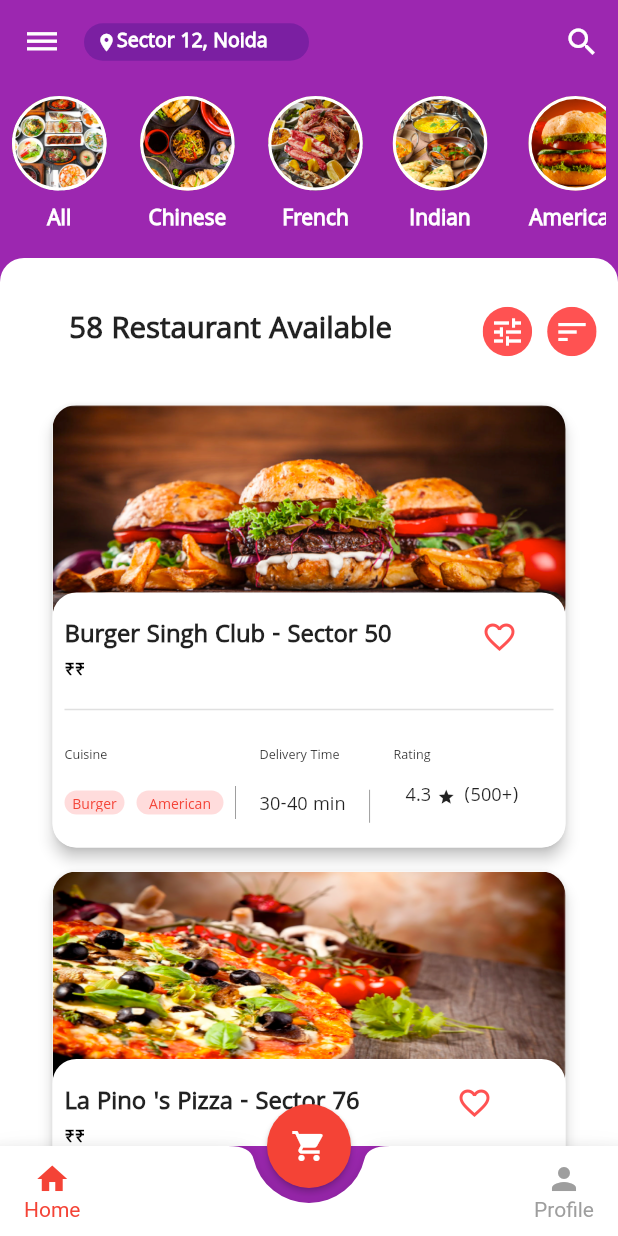
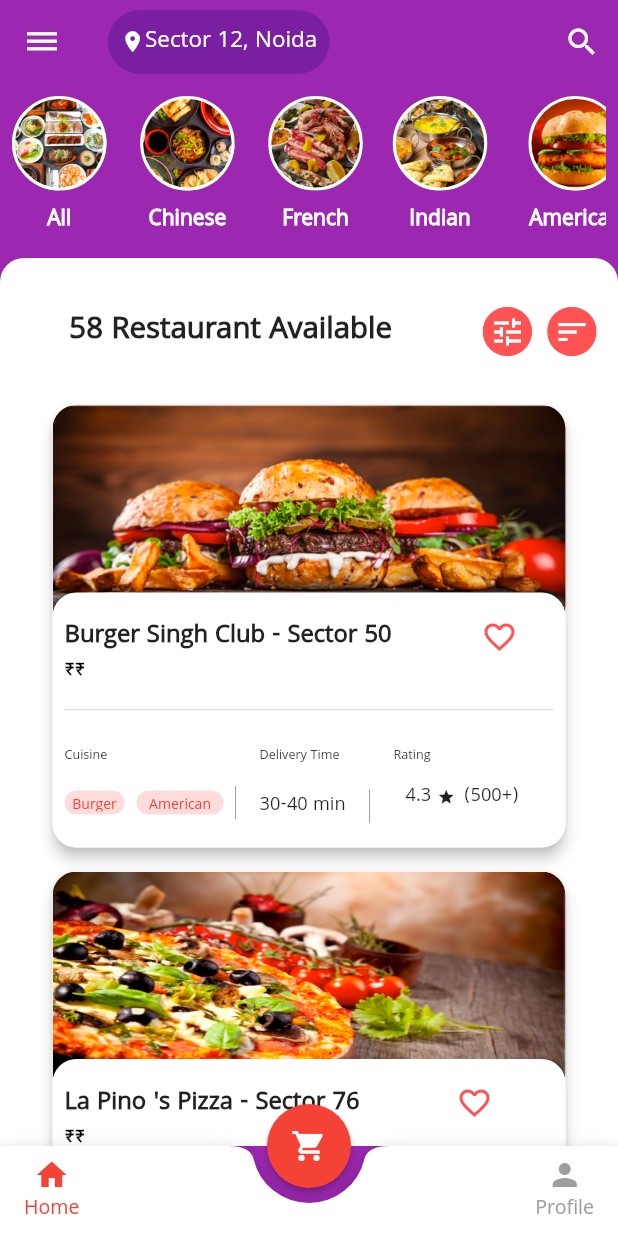
Before and after one commit to cagladogancay/flutter_food_delivery_ui, a Flutter app: the screen it shows after launch, on a phone screen of 412 x 824 dp. Run offline on Flutter 3.47's test engine with Material 2 defaults, Android fonts, the phone set to English and light mode, and no system bars.

Commit message:
appbar title convert to atomic title card widget

```diff
--- /dev/null
+++ b/lib/core/init/constants/app_constants.dart
@@ -0,0 +1 @@
+class AppConstants {}
--- /dev/null
+++ b/lib/core/init/constants/string_constants.dart
@@ -0,0 +1,4 @@
+class StringConstants {
+  // TODO: ALL STATIC TEXT Write here.
+  final foodHomeTitleText = "Sector 12, Noida";
+}
--- a/lib/core/init/themes/theme.dart
+++ b/lib/core/init/themes/theme.dart
@@ -1,6 +1,7 @@
 import 'package:flutter/material.dart';
 
 final ThemeData myTheme = ThemeData(
+  fontFamily: "Khula",
   primarySwatch: Colors.purple,
   brightness: Brightness.light,
   primaryColor: Color(0xff9c27b0),
@@ -67,55 +68,55 @@ final ThemeData myTheme = ThemeData(
     ),
   ),
   textTheme: TextTheme(
-    display4: TextStyle(
+    headline1: TextStyle(
       color: Color(0x8a000000),
       fontSize: null,
       fontWeight: FontWeight.w400,
       fontStyle: FontStyle.normal,
     ),
-    display3: TextStyle(
+    headline2: TextStyle(
       color: Color(0x8a000000),
       fontSize: null,
       fontWeight: FontWeight.w400,
       fontStyle: FontStyle.normal,
     ),
-    display2: TextStyle(
+    headline3: TextStyle(
       color: Color(0x8a000000),
       fontSize: null,
       fontWeight: FontWeight.w400,
       fontStyle: FontStyle.normal,
     ),
-    display1: TextStyle(
+    headline4: TextStyle(
       color: Color(0x8a000000),
       fontSize: null,
       fontWeight: FontWeight.w400,
       fontStyle: FontStyle.normal,
     ),
-    headline: TextStyle(
+    headline5: TextStyle(
       color: Color(0xdd000000),
       fontSize: null,
       fontWeight: FontWeight.w400,
       fontStyle: FontStyle.normal,
     ),
-    title: TextStyle(
+    headline6: TextStyle(
       color: Color(0xdd000000),
       fontSize: null,
       fontWeight: FontWeight.w400,
       fontStyle: FontStyle.normal,
     ),
-    subhead: TextStyle(
+    subtitle1: TextStyle(
       color: Color(0xdd000000),
       fontSize: null,
       fontWeight: FontWeight.w400,
       fontStyle: FontStyle.normal,
     ),
-    body2: TextStyle(
+    bodyText1: TextStyle(
       color: Color(0xdd000000),
       fontSize: null,
       fontWeight: FontWeight.w400,
       fontStyle: FontStyle.normal,
     ),
-    body1: TextStyle(
+    bodyText2: TextStyle(
       color: Color(0xdd000000),
       fontSize: null,
       fontWeight: FontWeight.w400,
@@ -133,7 +134,7 @@ final ThemeData myTheme = ThemeData(
       fontWeight: FontWeight.w400,
       fontStyle: FontStyle.normal,
     ),
-    subtitle: TextStyle(
+    subtitle2: TextStyle(
       color: Color(0xff000000),
       fontSize: null,
       fontWeight: FontWeight.w400,
@@ -147,55 +148,55 @@ final ThemeData myTheme = ThemeData(
     ),
   ),
   primaryTextTheme: TextTheme(
-    display4: TextStyle(
+    headline1: TextStyle(
       color: Color(0xb3ffffff),
       fontSize: null,
       fontWeight: FontWeight.w400,
       fontStyle: FontStyle.normal,
     ),
-    display3: TextStyle(
+    headline2: TextStyle(
       color: Color(0xb3ffffff),
       fontSize: null,
       fontWeight: FontWeight.w400,
       fontStyle: FontStyle.normal,
     ),
-    display2: TextStyle(
+    headline3: TextStyle(
       color: Color(0xb3ffffff),
       fontSize: null,
       fontWeight: FontWeight.w400,
       fontStyle: FontStyle.normal,
     ),
-    display1: TextStyle(
+    headline4: TextStyle(
       color: Color(0xb3ffffff),
       fontSize: null,
       fontWeight: FontWeight.w400,
       fontStyle: FontStyle.normal,
     ),
-    headline: TextStyle(
+    headline5: TextStyle(
       color: Color(0xffffffff),
       fontSize: null,
       fontWeight: FontWeight.w400,
       fontStyle: FontStyle.normal,
     ),
-    title: TextStyle(
+    headline6: TextStyle(
       color: Color(0xffffffff),
       fontSize: null,
       fontWeight: FontWeight.w400,
       fontStyle: FontStyle.normal,
     ),
-    subhead: TextStyle(
+    subtitle1: TextStyle(
       color: Color(0xffffffff),
       fontSize: null,
       fontWeight: FontWeight.w400,
       fontStyle: FontStyle.normal,
     ),
-    body2: TextStyle(
+    subtitle2: TextStyle(
       color: Color(0xffffffff),
       fontSize: null,
       fontWeight: FontWeight.w400,
       fontStyle: FontStyle.normal,
     ),
-    body1: TextStyle(
+    bodyText2: TextStyle(
       color: Color(0xffffffff),
       fontSize: null,
       fontWeight: FontWeight.w400,
@@ -208,12 +209,6 @@ final ThemeData myTheme = ThemeData(
       fontStyle: FontStyle.normal,
     ),
     button: TextStyle(
-      color: Color(0xffffffff),
-      fontSize: null,
-      fontWeight: FontWeight.w400,
-      fontStyle: FontStyle.normal,
-    ),
-    subtitle: TextStyle(
       color: Color(0xffffffff),
       fontSize: null,
       fontWeight: FontWeight.w400,
@@ -332,7 +327,6 @@ final ThemeData myTheme = ThemeData(
       fontStyle: FontStyle.normal,
     ),
     errorMaxLines: null,
-    hasFloatingPlaceholder: true,
     isDense: false,
     contentPadding: EdgeInsets.only(top: 12, bottom: 12, left: 0, right: 0),
     isCollapsed: false,
--- /dev/null
+++ b/lib/core/utility/view_helper.dart
@@ -0,0 +1,22 @@
+import 'package:flutter/cupertino.dart';
+
+class ViewHelper {
+  // EAGER SINGLETON INIT
+  static ViewHelper _instance;
+  static ViewHelper get instance {
+    if (_instance == null) {
+      _instance = ViewHelper._init();
+    }
+    return _instance;
+  }
+
+  ViewHelper._init();
+
+  double dynamicHeight(BuildContext context, {double value}) {
+    return MediaQuery.of(context).size.height * value ?? 1;
+  }
+
+  double dynamicWidth(BuildContext context, {double value}) {
+    return MediaQuery.of(context).size.width * value ?? 1;
+  }
+}
--- /dev/null
+++ b/lib/core/view/widgets/card/place_text_card.dart
@@ -0,0 +1,42 @@
+import 'package:flutter/material.dart';
+import 'package:fooddeliveryflutter/core/init/constants/string_constants.dart';
+
+class PlaceTextCard extends StatelessWidget {
+  // TODO CONVERT SINGLETON
+  final StringConstants stringConstants = StringConstants();
+  @override
+  Widget build(BuildContext context) {
+    final dynamicWidth = MediaQuery.of(context).size.width * 0.02;
+    final dynamicHeight = MediaQuery.of(context).size.height * 0.02;
+    final currentTheme = Theme.of(context);
+
+    return Container(
+      padding: EdgeInsets.all(dynamicWidth),
+      decoration: ShapeDecoration(
+          shape: StadiumBorder(), color: Theme.of(context).primaryColorDark),
+      child: Row(
+        mainAxisSize: MainAxisSize.min,
+        children: <Widget>[
+          buildPlaceIcon(dynamicHeight),
+          buildTextSectorTitle(currentTheme),
+        ],
+      ),
+    );
+  }
+
+  Icon buildPlaceIcon(double size) {
+    return Icon(
+      Icons.location_on,
+      color: Colors.white,
+      size: size,
+    );
+  }
+
+  Text buildTextSectorTitle(ThemeData currentTheme) {
+    return Text(
+      stringConstants.foodHomeTitleText,
+      style: currentTheme.primaryTextTheme.headline6,
+      textScaleFactor: 0.8,
+    );
+  }
+}
--- a/lib/food_home.dart
+++ b/lib/food_home.dart
@@ -1,4 +1,6 @@
 import 'package:flutter/material.dart';
+import 'package:fooddeliveryflutter/core/init/constants/string_constants.dart';
+import 'package:fooddeliveryflutter/core/utility/view_helper.dart';
 import 'package:fooddeliveryflutter/food_body.dart';
 import 'package:fooddeliveryflutter/profile.dart';
 
@@ -10,12 +12,20 @@ class FoodHome extends StatefulWidget {
 }
 
 class _FoodHomeState extends State<FoodHome> {
+  ViewHelper viewHelper = ViewHelper.instance;
+  StringConstants stringConstants = StringConstants();
   int currentTab = 0;
   final List<Widget> screens = [
     FoodBody(),
     Cards(),
     Profile(),
   ];
+
+  ThemeData get currentTheme => Theme.of(context);
+  // Dynamic value is supported all device size. This  is same grid value.
+  double dynamicHeight(double val) => MediaQuery.of(context).size.height * val;
+  double dynamicWidth(double val) => MediaQuery.of(context).size.width * val;
+
   final PageStorageBucket bucket = PageStorageBucket();
   Widget currentScreen = FoodBody();
 
@@ -23,57 +33,23 @@ class _FoodHomeState extends State<FoodHome> {
   Widget build(BuildContext context) {
     return Scaffold(
       appBar: AppBar(
-        backgroundColor: Colors.transparent,
         elevation: 0,
-        leading: IconButton(
-          icon: Icon(
-            Icons.dehaze,
-            color: Colors.white,
-          ),
-          onPressed: () {},
-        ),
-        titleSpacing: 0,
+        centerTitle: false,
+        leading: buildMenuIconButton(),
         title: Container(
-          width: 150,
-          height: 25,
-          decoration: BoxDecoration(
-            borderRadius: BorderRadius.circular(16),
-            color: Colors.purple.shade700,
-          ),
-          child: Container(
-            width: 113,
-            height: 18,
-            child: Padding(
-              padding: EdgeInsets.only(left: 8),
-              child: Row(
-                children: <Widget>[
-                  Icon(
-                    Icons.location_on,
-                    color: Colors.white,
-                    size: 14,
-                  ),
-                  Text(
-                    'Sector 12, Noida',
-                    style: TextStyle(
-                        fontFamily: 'Khula',
-                        fontSize: 14,
-                        color: Colors.white,
-                        fontWeight: FontWeight.w600),
-                  ),
-                ],
-              ),
-            ),
+          padding: EdgeInsets.all(dynamicWidth(0.02)),
+          decoration: ShapeDecoration(
+              shape: StadiumBorder(),
+              color: Theme.of(context).primaryColorDark),
+          child: Row(
+            mainAxisSize: MainAxisSize.min,
+            children: <Widget>[
+              buildPlaceIcon(),
+              buildTextSectorTitle(),
+            ],
           ),
         ),
-        actions: <Widget>[
-          IconButton(
-            icon: Icon(
-              Icons.search,
-              color: Colors.white,
-            ),
-            onPressed: () {},
-          )
-        ],
+        actions: <Widget>[buildSearchIconButton()],
       ),
       backgroundColor: Colors.purple,
       body: PageStorage(
@@ -168,4 +144,40 @@ class _FoodHomeState extends State<FoodHome> {
       ),
     );
   }
+
+  Icon buildPlaceIcon() {
+    return Icon(
+      Icons.location_on,
+      color: Colors.white,
+      size: dynamicHeight(0.02),
+    );
+  }
+
+  Text buildTextSectorTitle() {
+    return Text(
+      stringConstants.foodHomeTitleText,
+      style: currentTheme.primaryTextTheme.headline6,
+      textScaleFactor: 0.8,
+    );
+  }
+
+  IconButton buildMenuIconButton() {
+    return IconButton(
+      icon: Icon(
+        Icons.dehaze,
+        color: Colors.white,
+      ),
+      onPressed: () {},
+    );
+  }
+
+  IconButton buildSearchIconButton() {
+    return IconButton(
+      icon: Icon(
+        Icons.search,
+        color: Colors.white,
+      ),
+      onPressed: () {},
+    );
+  }
 }
```
